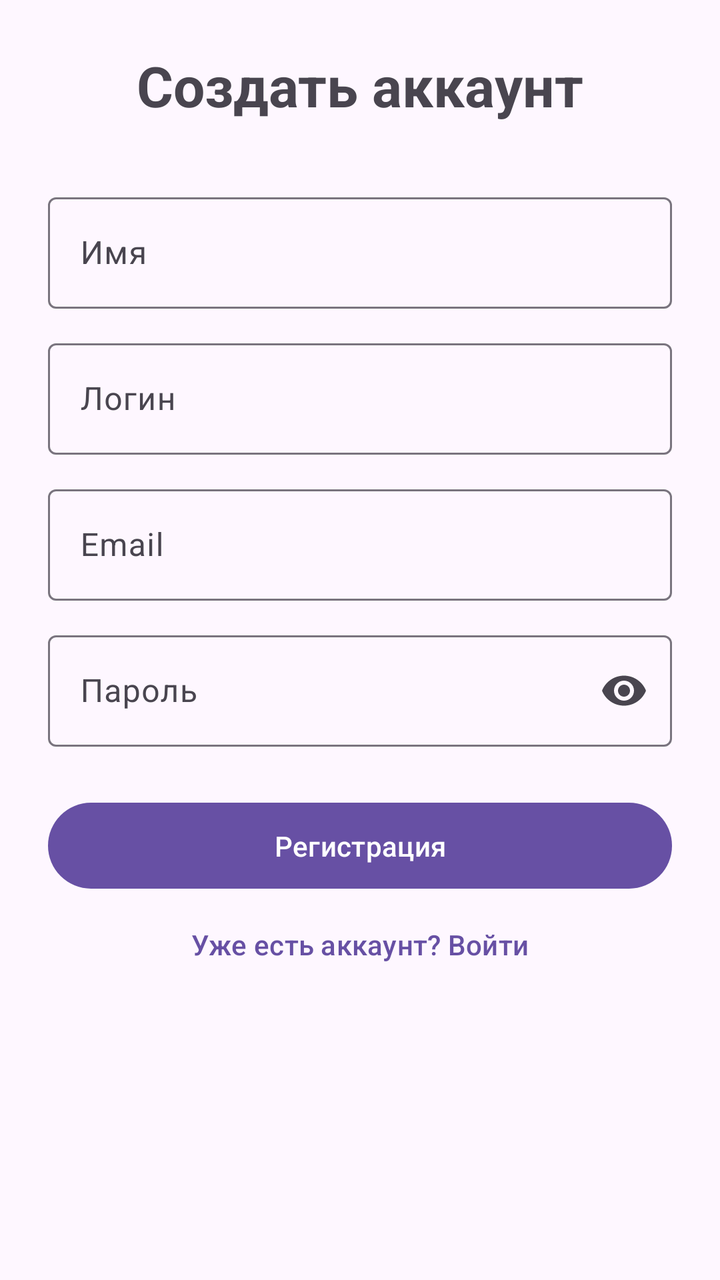
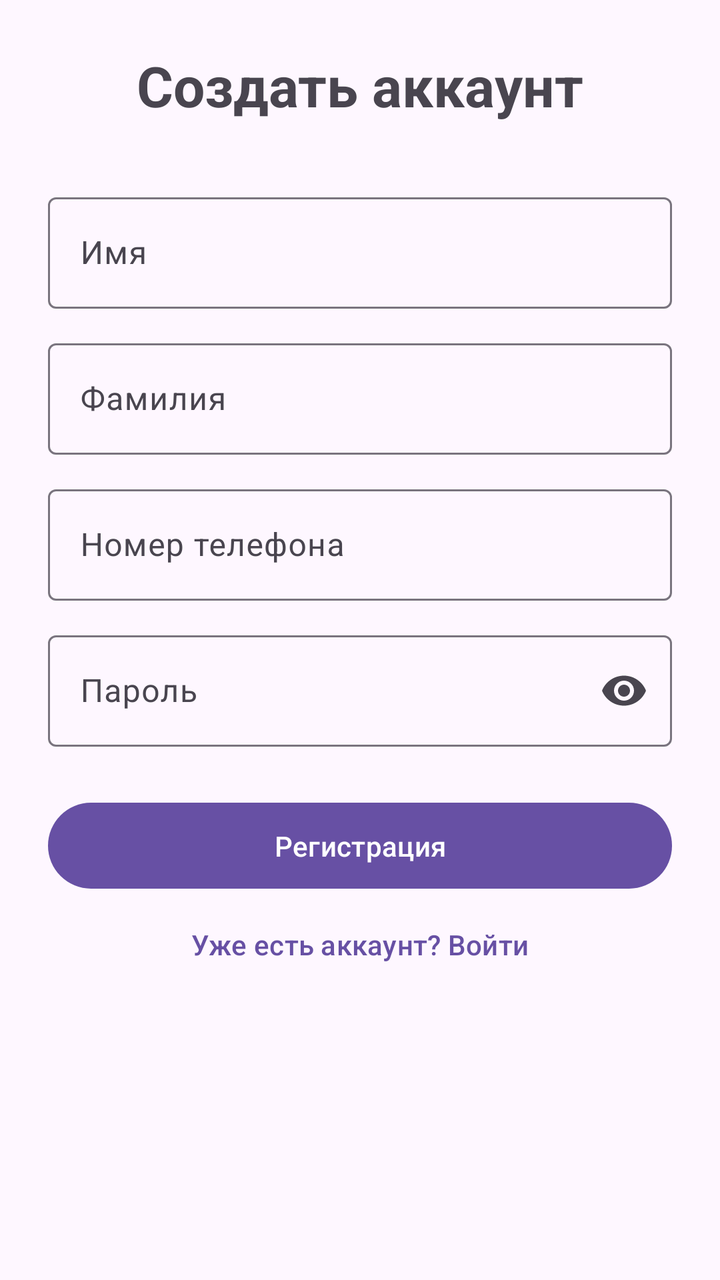

Screens rendered from an Android XML layout before and after an edit, with the pre-edit source and the edit as a unified diff.
<!-- AndroidManifest.xml: application theme Theme.LostFound -->
<!-- res/layout/fragment_register.xml -->
<?xml version="1.0" encoding="utf-8"?>
<ScrollView xmlns:android="http://schemas.android.com/apk/res/android"
    xmlns:app="http://schemas.android.com/apk/res-auto"
    android:layout_width="match_parent"
    android:layout_height="match_parent"
    android:fillViewport="true">

    <LinearLayout
        android:layout_width="match_parent"
        android:layout_height="wrap_content"
        android:gravity="center_horizontal"
        android:orientation="vertical"
        android:padding="24dp">

        <TextView
            android:layout_width="wrap_content"
            android:layout_height="wrap_content"
            android:layout_marginBottom="32dp"
            android:text="@string/name_createAkk"
            android:textSize="28sp"
            android:textStyle="bold" />

        <com.google.android.material.textfield.TextInputLayout
            style="@style/Widget.Material3.TextInputLayout.OutlinedBox"
            android:layout_width="match_parent"
            android:layout_height="wrap_content"
            android:layout_marginBottom="12dp"
            android:hint="@string/name_Username">

            <com.google.android.material.textfield.TextInputEditText
                android:id="@+id/etRegUsername"
                android:layout_width="match_parent"
                android:layout_height="wrap_content"
                android:inputType="textPersonName" />
        </com.google.android.material.textfield.TextInputLayout>

        <com.google.android.material.textfield.TextInputLayout
            style="@style/Widget.Material3.TextInputLayout.OutlinedBox"
            android:layout_width="match_parent"
            android:layout_height="wrap_content"
            android:layout_marginBottom="12dp"
            android:hint="@string/name_login">

            <com.google.android.material.textfield.TextInputEditText
                android:id="@+id/et_Reg_Login"
                android:layout_width="match_parent"
                android:layout_height="wrap_content"
                android:inputType="text" />
        </com.google.android.material.textfield.TextInputLayout>

        <com.google.android.material.textfield.TextInputLayout
            style="@style/Widget.Material3.TextInputLayout.OutlinedBox"
            android:layout_width="match_parent"
            android:layout_height="wrap_content"
            android:layout_marginBottom="12dp"
            android:hint="@string/name_emailphone">

            <com.google.android.material.textfield.TextInputEditText
                android:id="@+id/et_Reg_Email"
                android:layout_width="match_parent"
                android:layout_height="wrap_content"
                android:inputType="textEmailAddress"
                android:textColorLink="#00ffff" />
        </com.google.android.material.textfield.TextInputLayout>

        <com.google.android.material.textfield.TextInputLayout
            style="@style/Widget.Material3.TextInputLayout.OutlinedBox"
            android:layout_width="match_parent"
            android:layout_height="wrap_content"
            android:layout_marginBottom="24dp"
            android:hint="@string/name_password"
            app:endIconMode="password_toggle">

            <com.google.android.material.textfield.TextInputEditText
                android:id="@+id/et_Reg_Password"
                android:layout_width="match_parent"
                android:layout_height="wrap_content"
                android:inputType="textPassword"
                android:textColorLink="#00FFFF" />
        </com.google.android.material.textfield.TextInputLayout>

        <Button
            android:id="@+id/btn_register_submit"
            android:layout_width="match_parent"
            android:layout_height="wrap_content"
            android:padding="12dp"
            android:text="@string/name_registration"
            android:textColorLink="#00FFFF" />

        <Button
            android:id="@+id/tv_back_to_login"
            style="@style/Widget.Material3.Button.TextButton"
            android:layout_width="match_parent"
            android:layout_height="wrap_content"
            android:text="@string/name_enter_A"
            android:textColorLink="#00FFFF" />
    </LinearLayout>
</ScrollView>
<!-- resources referenced by this layout -->
<resources>
  <string name="name_Username">Имя</string>
  <string name="name_createAkk">Создать аккаунт</string>
  <string name="name_emailphone">Email</string>
  <string name="name_enter_A">Уже есть аккаунт? Войти</string>
  <string name="name_login">Логин</string>
  <string name="name_password">Пароль</string>
  <string name="name_registration">Регистрация</string>
  <style name="Theme.LostFound" parent="Base.Theme.LostFound" />
  <style name="Base.Theme.LostFound" parent="Theme.Material3.DayNight.NoActionBar" />
</resources>

<!-- the commit's change to res/layout/fragment_register.xml (unified diff, before → after) -->
@@ -31,7 +31,7 @@
                 android:id="@+id/etRegUsername"
                 android:layout_width="match_parent"
                 android:layout_height="wrap_content"
-                android:inputType="textPersonName" />
+                android:inputType="textPersonName|textCapWords" />
         </com.google.android.material.textfield.TextInputLayout>
 
         <com.google.android.material.textfield.TextInputLayout
@@ -39,13 +39,13 @@
             android:layout_width="match_parent"
             android:layout_height="wrap_content"
             android:layout_marginBottom="12dp"
-            android:hint="@string/name_login">
+            android:hint="Фамилия">
 
             <com.google.android.material.textfield.TextInputEditText
-                android:id="@+id/et_Reg_Login"
+                android:id="@+id/et_Reg_Surname"
                 android:layout_width="match_parent"
                 android:layout_height="wrap_content"
-                android:inputType="text" />
+                android:inputType="textPersonName|textCapWords" />
         </com.google.android.material.textfield.TextInputLayout>
 
         <com.google.android.material.textfield.TextInputLayout
@@ -53,14 +53,13 @@
             android:layout_width="match_parent"
             android:layout_height="wrap_content"
             android:layout_marginBottom="12dp"
-            android:hint="@string/name_emailphone">
+            android:hint="Номер телефона">
 
             <com.google.android.material.textfield.TextInputEditText
-                android:id="@+id/et_Reg_Email"
+                android:id="@+id/et_Reg_Phone"
                 android:layout_width="match_parent"
                 android:layout_height="wrap_content"
-                android:inputType="textEmailAddress"
-                android:textColorLink="#00ffff" />
+                android:inputType="phone" />
         </com.google.android.material.textfield.TextInputLayout>
 
         <com.google.android.material.textfield.TextInputLayout
@@ -75,8 +74,7 @@
                 android:id="@+id/et_Reg_Password"
                 android:layout_width="match_parent"
                 android:layout_height="wrap_content"
-                android:inputType="textPassword"
-                android:textColorLink="#00FFFF" />
+                android:inputType="textPassword" />
         </com.google.android.material.textfield.TextInputLayout>
 
         <Button
@@ -84,15 +82,13 @@
             android:layout_width="match_parent"
             android:layout_height="wrap_content"
             android:padding="12dp"
-            android:text="@string/name_registration"
-            android:textColorLink="#00FFFF" />
+            android:text="@string/name_registration" />
 
         <Button
             android:id="@+id/tv_back_to_login"
             style="@style/Widget.Material3.Button.TextButton"
             android:layout_width="match_parent"
             android:layout_height="wrap_content"
-            android:text="@string/name_enter_A"
-            android:textColorLink="#00FFFF" />
+            android:text="@string/name_enter_A" />
     </LinearLayout>
 </ScrollView>
<!-- resource entries referenced after the edit -->
@@ -2,9 +2,7 @@
 <resources>
   <string name="name_Username">Имя</string>
   <string name="name_createAkk">Создать аккаунт</string>
-  <string name="name_emailphone">Email</string>
   <string name="name_enter_A">Уже есть аккаунт? Войти</string>
-  <string name="name_login">Логин</string>
   <string name="name_password">Пароль</string>
   <string name="name_registration">Регистрация</string>
   <style name="Theme.LostFound" parent="Base.Theme.LostFound" />
